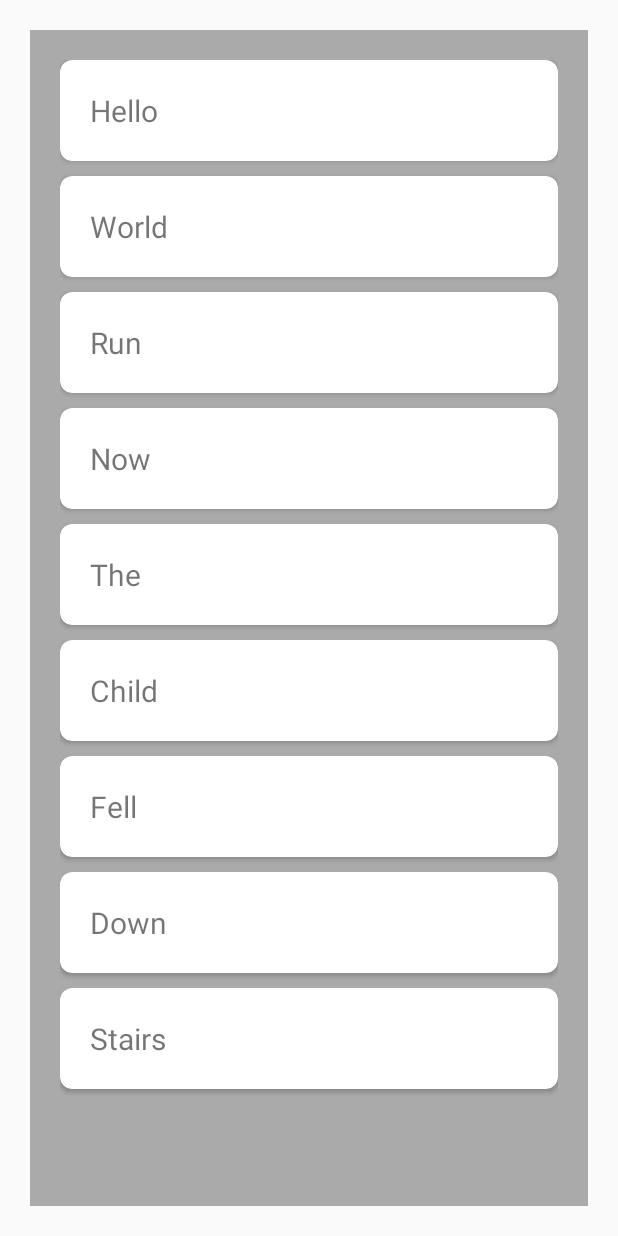
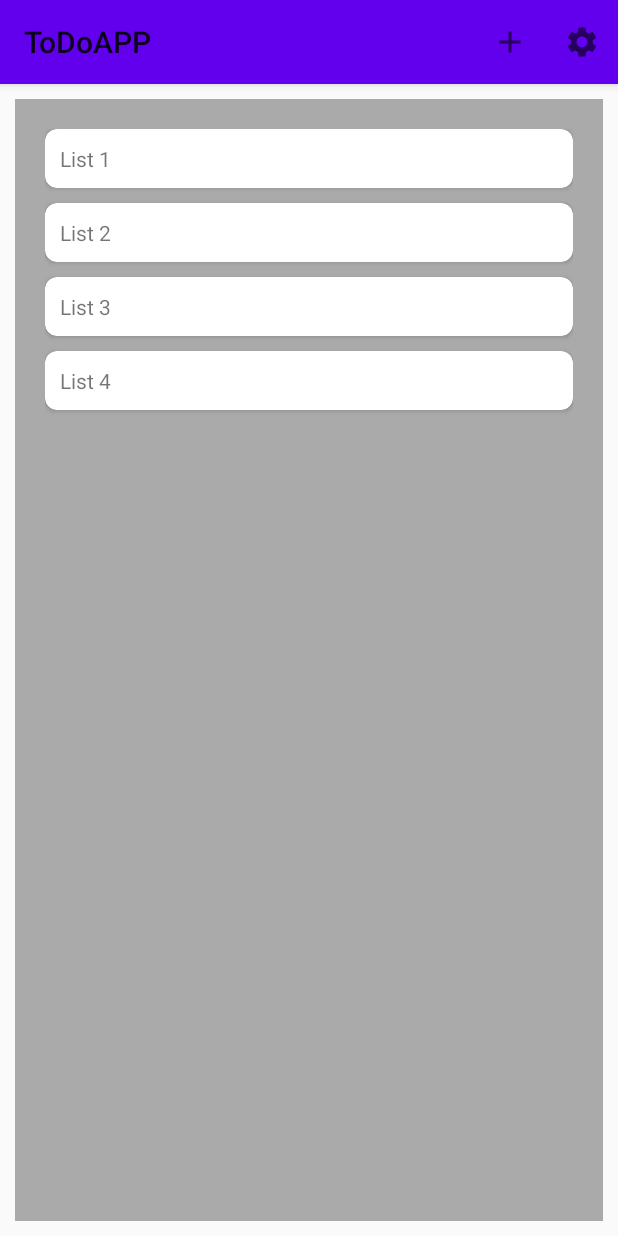
Before and after one commit to RedSlimeKing/ToDo-App, an Android app: the screen it shows after launch (MainActivity), on a phone screen of 412 x 824 dp. Run offline under Robolectric (Android 15) with nearby library versions, the phone set to English and light mode, and no system bars.

Commit message:
Made Changes to cardview and set up for second activity

```diff
--- a/ToDoAPP/app/src/main/java/com/example/todoapp/CardAdapter.java
+++ b/ToDoAPP/app/src/main/java/com/example/todoapp/CardAdapter.java
@@ -11,9 +11,8 @@ import androidx.annotation.NonNull;
 import androidx.recyclerview.widget.RecyclerView;
 
 public class CardAdapter extends RecyclerView.Adapter<CardAdapter.CardViewHolder> {
-    private ArrayList<CardItem> mCardList;
+    private ArrayList<String> mTitleList;
     private OnItemClickListener mListener;
-
 
     public interface OnItemClickListener{
         void onItemClick(int postion);
@@ -23,12 +22,40 @@ public class CardAdapter extends RecyclerView.Adapter<CardAdapter.CardViewHolder
         mListener = listener;
     }
 
-    public static class CardViewHolder extends RecyclerView.ViewHolder {
+    public CardAdapter(ArrayList<String> list){
+        mTitleList = list;
+    }
+
+    @NonNull
+    @Override
+    public CardViewHolder onCreateViewHolder(@NonNull ViewGroup parent, int viewType) {
+        View v = LayoutInflater.from(parent.getContext()).inflate(R.layout.item_layout, parent,false);
+        CardViewHolder cvh = new CardViewHolder(v, mListener);
+        return cvh;
+    }
+
+    @Override
+    public void onBindViewHolder(@NonNull CardViewHolder holder, int position) {
+        String title = mTitleList.get(position);
+        holder.mTextView.setText(title);
+    }
+
+    @Override
+    public int getItemCount() {
+        return mTitleList.size();
+    }
+
+    public void deleteItem(int position) {
+        mTitleList.remove(position);
+        notifyItemRemoved(position);
+    }
+
+    class CardViewHolder extends RecyclerView.ViewHolder {
         public TextView mTextView;
-
         public CardViewHolder(View itemView, OnItemClickListener listener){
             super(itemView);
-            mTextView = itemView.findViewById(R.id.textViewC);
+
+            mTextView = itemView.findViewById(R.id.list_title);
 
             itemView.setOnClickListener(new View.OnClickListener() {
                 @Override
@@ -43,30 +70,4 @@ public class CardAdapter extends RecyclerView.Adapter<CardAdapter.CardViewHolder
             });
         }
     }
-
-    public CardAdapter(ArrayList<CardItem> list){
-        mCardList = list;
-    }
-
-    @NonNull
-    @Override
-    public CardViewHolder onCreateViewHolder(@NonNull ViewGroup parent, int viewType) {
-        View v = LayoutInflater.from(parent.getContext()).inflate(R.layout.list_activity_item, parent,false);
-        CardViewHolder cvh = new CardViewHolder(v, mListener);
-        return cvh;
-    }
-
-    @Override
-    public void onBindViewHolder(@NonNull CardViewHolder holder, int position) {
-        CardItem currentItem = mCardList.get(position);
-
-        holder.mTextView.setText(currentItem.getText1());
-    }
-
-    @Override
-    public int getItemCount() {
-        return mCardList.size();
-    }
-
-
 }
--- a/ToDoAPP/app/src/main/java/com/example/todoapp/CardItem.java
+++ /dev/null
@@ -1,15 +0,0 @@
-package com.example.todoapp;
-
-public class CardItem {
-    private String mText1;
-
-    public CardItem(String text1){
-        mText1 = text1;
-    }
-
-    public String getText1(){
-        return mText1;
-    }
-
-    public void setText1(String text){ mText1 = text; }
-}
--- a/ToDoAPP/app/src/main/java/com/example/todoapp/MainActivity.java
+++ b/ToDoAPP/app/src/main/java/com/example/todoapp/MainActivity.java
@@ -1,11 +1,18 @@
 package com.example.todoapp;
 
 import android.content.Intent;
+import android.graphics.Color;
 import android.os.Bundle;
+import android.view.Menu;
+import android.view.MenuItem;
+import android.widget.Toast;
 
 import java.util.ArrayList;
+import java.util.List;
 
 import androidx.appcompat.app.AppCompatActivity;
+import androidx.appcompat.widget.Toolbar;
+import androidx.recyclerview.widget.ItemTouchHelper;
 import androidx.recyclerview.widget.LinearLayoutManager;
 import androidx.recyclerview.widget.RecyclerView;
 
@@ -13,6 +20,7 @@ public class MainActivity extends AppCompatActivity {
     private RecyclerView mRecyclerView;
     private CardAdapter mAdapter;
     private RecyclerView.LayoutManager mLayoutManager;
+    private ArrayList<String> cardList;
 
     @Override
     protected final void onCreate(final Bundle savedInstanceState) {
@@ -22,16 +30,14 @@ public class MainActivity extends AppCompatActivity {
         //Intent intent = new Intent(this, TaskList.class);
         //startActivity(intent);
 
-        ArrayList<CardItem> cardList = new ArrayList<>();
-        cardList.add(new CardItem("Hello"));
-        cardList.add(new CardItem("World"));
-        cardList.add(new CardItem("Run"));
-        cardList.add(new CardItem("Now"));
-        cardList.add(new CardItem("The"));
-        cardList.add(new CardItem("Child"));
-        cardList.add(new CardItem("Fell"));
-        cardList.add(new CardItem("Down"));
-        cardList.add(new CardItem("Stairs"));
+        Toolbar toolbar = findViewById(R.id.mainToolBar);
+        setSupportActionBar(toolbar);
+
+        cardList = new ArrayList<>();
+        cardList.add("List 1");
+        cardList.add("List 2");
+        cardList.add("List 3");
+        cardList.add("List 4");
 
         mRecyclerView = findViewById(R.id.recyclerView);
         mRecyclerView.setHasFixedSize(true);
@@ -41,15 +47,52 @@ public class MainActivity extends AppCompatActivity {
         mRecyclerView.setLayoutManager(mLayoutManager);
         mRecyclerView.setAdapter(mAdapter);
 
+        ItemTouchHelper itemTouchHelper = new ItemTouchHelper(new MySwipeHelper(this, mRecyclerView,200) {
+            @Override
+            public void instantiateMyButton(RecyclerView.ViewHolder viewHolder, List<MyButton> buffer) {
+                buffer.add(new MyButton(MainActivity.this, "", 24, R.drawable.ic_delete, Color.parseColor("#FF3c30"),
+                        pos -> {
+                            mAdapter.deleteItem(pos);
+                        })
+                );
+            }
+        });
+
         mAdapter.notifyDataSetChanged();
 
         mAdapter.setOnItemClickListener(new CardAdapter.OnItemClickListener() {
             @Override
-            public void onItemClick(int postion) {
-                cardList.get(postion).setText1("Clicked!");
-                mAdapter.notifyDataSetChanged();
+            public void onItemClick(int position) {
+                //cardList.get(position).setText1("Clicked!");
+                //mAdapter.notifyDataSetChanged();
+
+                //Intent intent = new Intent(MainActivity.this, TaskList.class);
+                //startActivity(intent);
             }
         });
     }
 
+    @Override
+    public boolean onCreateOptionsMenu(Menu menu) {
+        getMenuInflater().inflate(R.menu.main_menu, menu);
+        return true;
+    }
+
+    @Override
+    public boolean onOptionsItemSelected(MenuItem item) {
+        // Handle item selection
+        switch (item.getItemId()) {
+            case R.id.add:
+                cardList.add("Added new");
+
+                mAdapter.notifyDataSetChanged();
+                return true;
+            case R.id.option:
+                Toast.makeText(this, "Options clicked", Toast.LENGTH_SHORT).show();
+                return true;
+            default:
+                return super.onOptionsItemSelected(item);
+        }
+    }
+
 }
--- a/ToDoAPP/app/src/main/java/com/example/todoapp/RecyclerViewAdapter.java
+++ b/ToDoAPP/app/src/main/java/com/example/todoapp/RecyclerViewAdapter.java
@@ -9,10 +9,12 @@ import android.view.inputmethod.InputMethodManager;
 import android.widget.CheckBox;
 import android.widget.EditText;
 import android.widget.RelativeLayout;
+import android.widget.Toast;
 
 import java.util.ArrayList;
 
 import androidx.annotation.NonNull;
+import androidx.cardview.widget.CardView;
 import androidx.recyclerview.widget.RecyclerView;
 
 import static android.content.Context.INPUT_METHOD_SERVICE;
@@ -21,14 +23,12 @@ public class RecyclerViewAdapter extends RecyclerView.Adapter<RecyclerViewAdapte
 
     public ArrayList<TaskItem> mList;
     private Context mContext;
-    private RecyclerView mRecyclerView;
     private InputMethodManager imm;
 
-    public RecyclerViewAdapter(Context context, ArrayList<TaskItem> ls, RecyclerView rView){
+    public RecyclerViewAdapter(Context context, ArrayList<TaskItem> ls){
         mContext = context;
         mList = ls;
         imm = (InputMethodManager) mContext.getSystemService(INPUT_METHOD_SERVICE);
-        mRecyclerView = rView;
     }
 
     @NonNull
--- a/ToDoAPP/app/src/main/res/layout/activity_main.xml
+++ b/ToDoAPP/app/src/main/res/layout/activity_main.xml
@@ -7,6 +7,10 @@
     android:layout_height="match_parent"
     tools:context=".MainActivity">
 
+    <include
+        android:id="@+id/mainToolBar"
+        layout="@layout/toolbar"/>
+
     <androidx.recyclerview.widget.RecyclerView
         android:id="@+id/recyclerView"
         android:layout_width="match_parent"
@@ -14,11 +18,11 @@
         android:layout_alignParentBottom="true"
         android:layout_alignParentEnd="true"
         android:layout_alignParentStart="true"
-        android:layout_alignParentTop="true"
-        android:layout_marginBottom="20dp"
-        android:layout_marginEnd="20dp"
-        android:layout_marginStart="20dp"
-        android:layout_marginTop="20dp"
+        android:layout_below="@+id/mainToolBar"
+        android:layout_marginBottom="10dp"
+        android:layout_marginEnd="10dp"
+        android:layout_marginStart="10dp"
+        android:layout_marginTop="10dp"
         android:background="@android:color/darker_gray"
         android:padding="20dp"
         android:scrollbars="vertical"
--- /dev/null
+++ b/ToDoAPP/app/src/main/res/layout/item_layout.xml
@@ -0,0 +1,23 @@
+<?xml version="1.0" encoding="utf-8"?>
+<androidx.cardview.widget.CardView xmlns:android="http://schemas.android.com/apk/res/android"
+    xmlns:app="http://schemas.android.com/apk/res-auto"
+    xmlns:tools="http://schemas.android.com/tools"
+    android:layout_width="match_parent"
+    android:layout_height="wrap_content"
+    android:layout_marginBottom="10dp"
+    app:cardBackgroundColor="#FFFFFF"
+    app:cardCornerRadius="8dp"
+    app:contentPadding="10dp">
+
+    <RelativeLayout
+        android:layout_width="match_parent"
+        android:layout_height="wrap_content"
+        android:orientation="vertical">
+
+        <TextView
+            android:layout_width="match_parent"
+            android:layout_height="match_parent"
+            android:id="@+id/list_title"/>
+
+    </RelativeLayout>
+</androidx.cardview.widget.CardView>
--- a/ToDoAPP/app/src/main/res/layout/list_activity_item.xml
+++ /dev/null
@@ -1,26 +0,0 @@
-<?xml version="1.0" encoding="utf-8"?>
-<androidx.cardview.widget.CardView
-    xmlns:android="http://schemas.android.com/apk/res/android"
-    xmlns:app="http://schemas.android.com/apk/res-auto"
-    android:layout_width="match_parent"
-    android:layout_height="wrap_content"
-    app:cardBackgroundColor="#FFFFFF"
-    app:cardCornerRadius="8dp"
-    android:layout_marginBottom="10dp"
-    app:contentPadding="10dp">
-
-    <RelativeLayout
-        android:layout_width="match_parent"
-        android:layout_height="match_parent"
-        android:layout_margin="10dp">
-
-        <TextView
-            android:id="@+id/textViewC"
-            android:layout_width="wrap_content"
-            android:layout_height="wrap_content"
-            android:text="line 1"
-            android:textSize="20sp" />
-
-    </RelativeLayout>
-
-</androidx.cardview.widget.CardView>
--- /dev/null
+++ b/ToDoAPP/app/src/main/res/layout/toolbar.xml
@@ -0,0 +1,9 @@
+<?xml version="1.0" encoding="utf-8"?>
+<androidx.appcompat.widget.Toolbar
+    xmlns:android="http://schemas.android.com/apk/res/android"
+    android:layout_width="match_parent"
+    android:layout_height="wrap_content"
+    android:background="@color/colorPrimary"
+    android:elevation="4dp">
+
+</androidx.appcompat.widget.Toolbar>
--- /dev/null
+++ b/ToDoAPP/app/src/main/res/menu/main_menu.xml
@@ -0,0 +1,15 @@
+<?xml version="1.0" encoding="utf-8"?>
+<menu xmlns:android="http://schemas.android.com/apk/res/android"
+    xmlns:app="http://schemas.android.com/apk/res-auto">
+
+    <item android:id="@+id/add"
+        android:title="Add Card"
+        android:icon="@drawable/ic_add"
+        app:showAsAction="ifRoom"/>
+
+    <item android:id="@+id/option"
+        android:title="Options"
+        android:icon="@drawable/ic_setting"
+        app:showAsAction="ifRoom"/>
+
+</menu>
```
Also changed, not shown: ToDoAPP/app/src/main/java/com/example/todoapp/MySwipeHelper.java (+9 -9 lines), ToDoAPP/app/src/main/java/com/example/todoapp/TaskList.java (+12 -12 lines), ToDoAPP/app/src/main/res/drawable/ic_arrow_back.xml (added, +10 -0 lines), ToDoAPP/app/src/main/res/drawable/roundedbutton.xml (deleted, +0 -21 lines), ToDoAPP/app/src/main/res/layout/task_item.xml (+8 -6 lines), ToDoAPP/app/src/main/res/layout/task_list.xml (deleted, +0 -85 lines).
